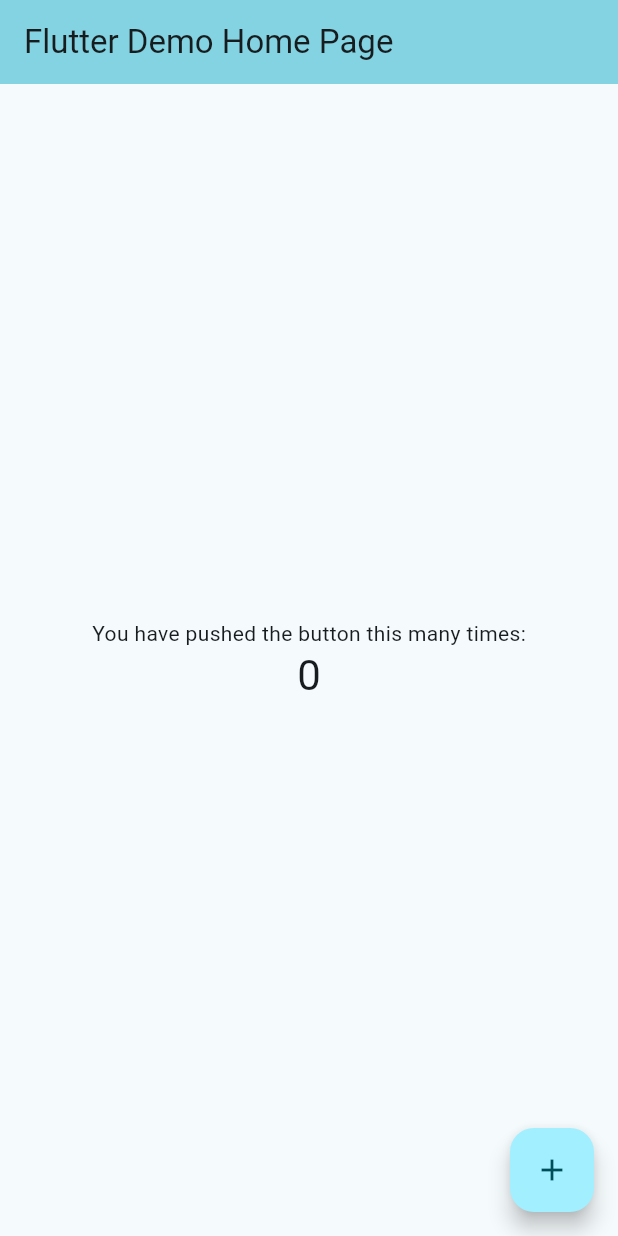
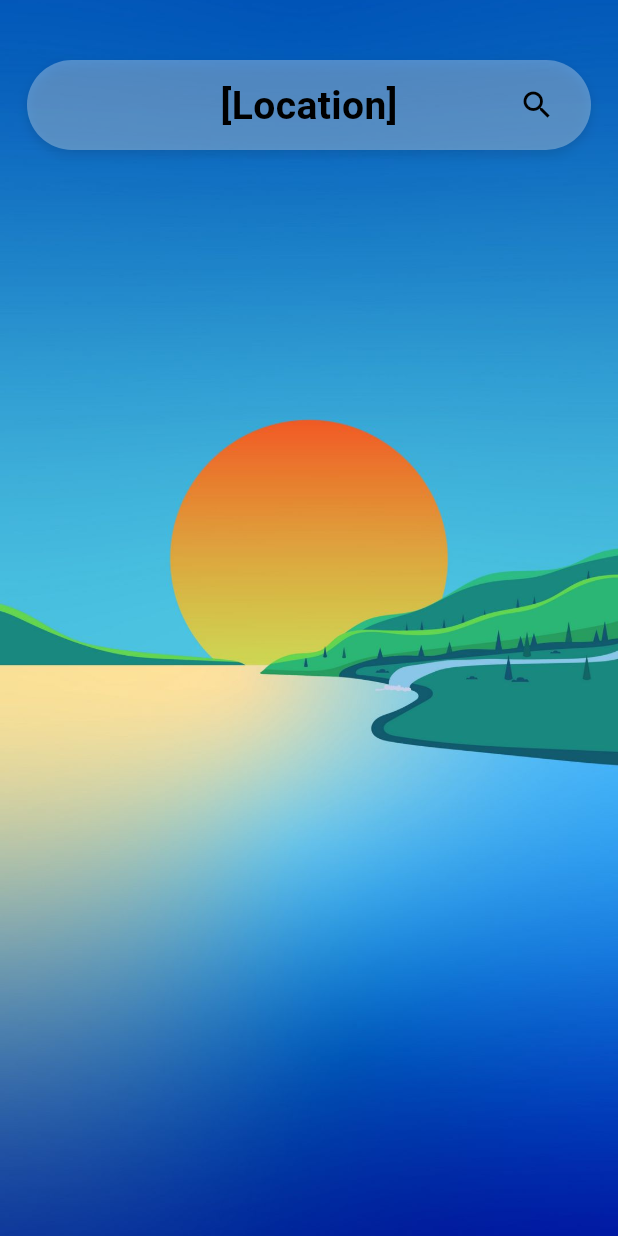
Before and after one commit to DakPro/beach_weather_app, a Flutter app: the screen it shows after launch, on a phone screen of 412 x 824 dp. Run offline on Flutter 3.47's test engine with Material 3 defaults, Android fonts, the phone set to English and light mode, and no system bars.

Commit message:
Adding background image, adding top bar and when clicking on it, it navigates to the location_search_page

```diff
--- /dev/null
+++ b/lib/location_search_page.dart
@@ -0,0 +1,35 @@
+import 'package:flutter/material.dart';
+
+class LocationSearchPage extends StatelessWidget {
+  const LocationSearchPage({super.key});
+  @override
+  Widget build(BuildContext context) {
+    return Scaffold(
+      appBar: AppBar(
+        title: Text('Search Location'),
+        backgroundColor: Colors.cyan,
+      ),
+      body: Padding(
+        padding: const EdgeInsets.all(16.0),
+        child: Column(
+          children: [
+            TextField(
+              decoration: InputDecoration(
+                hintText: 'Enter a location',
+                border: OutlineInputBorder(
+                  borderRadius: BorderRadius.circular(12),
+                ),
+                prefixIcon: Icon(Icons.search),
+              ),
+              onChanged: (value) {
+                // TODO: Implement search logic
+              },
+            ),
+            SizedBox(height: 20),
+            // TODO: Add search results or suggestions
+          ],
+        ),
+      ),
+    );
+  }
+}
--- a/lib/main.dart
+++ b/lib/main.dart
@@ -1,4 +1,5 @@
 import 'package:flutter/material.dart';
+import 'location_search_page.dart';
 
 void main() {
   runApp(const MyApp());
@@ -10,61 +11,84 @@ class MyApp extends StatelessWidget {
   Widget build(BuildContext context) {
     return MaterialApp(
       debugShowCheckedModeBanner: false,
-      title: 'Flutter Demo',
+      title: 'Beach weather app',
       theme: ThemeData(
         colorScheme: ColorScheme.fromSeed(seedColor: Colors.cyan),
       ),
-      home: const MyHomePage(title: 'Flutter Demo Home Page'),
+      home: HomePage(),
     );
   }
 }
 
-class MyHomePage extends StatefulWidget {
-  const MyHomePage({super.key, required this.title});
-
-  // Should always be final
-  final String title;
-
-  @override
-  State<MyHomePage> createState() => _MyHomePageState();
-}
-
-class _MyHomePageState extends State<MyHomePage> {
-  int _counter = 0;
-
-  void _incrementCounter() {
-    setState(() {
-      _counter++;
-    });
-  }
-
+class HomePage extends StatelessWidget {
+  const HomePage({super.key});
   @override
   Widget build(BuildContext context) {
     return Scaffold(
-      appBar: AppBar(
-        backgroundColor: Theme.of(context).colorScheme.inversePrimary,
-        title: Text(widget.title),
-      ),
-      body: Center(
-        child: Column(
-          // TRY THIS: Invoke "debug painting" (choose the "Toggle Debug Paint"
-          // action in the IDE, or press "p" in the console), to see the
-          // wireframe for each widget.
-          mainAxisAlignment: MainAxisAlignment.center,
-          children: <Widget>[
-            const Text('You have pushed the button this many times:'),
-            Text(
-              '$_counter',
-              style: Theme.of(context).textTheme.headlineMedium,
+      body: Container(
+        decoration: BoxDecoration(
+          image: DecorationImage(
+            image: AssetImage('assets/background-image.jpg'),
+            fit: BoxFit.cover,
+          ),
+        ),
+        child: Stack(
+          children: [
+            Align(
+              alignment: Alignment.topCenter,
+              child: Padding(
+                padding: const EdgeInsets.only(top: 40.0),
+                child: GestureDetector(
+                  onTap: () {
+                    Navigator.push(
+                      context,
+                      MaterialPageRoute(
+                        builder: (context) => LocationSearchPage(),
+                      ),
+                    );
+                  },
+                  child: Container(
+                    margin: EdgeInsets.symmetric(horizontal: 18),
+                    padding: EdgeInsets.symmetric(horizontal: 24, vertical: 12),
+                    decoration: BoxDecoration(
+                      color: Colors.white.withOpacity(0.3),
+                      borderRadius: BorderRadius.circular(30),
+                      boxShadow: [
+                        BoxShadow(
+                          color: Colors.black12,
+                          blurRadius: 6,
+                          offset: Offset(0, 3),
+                        ),
+                      ],
+                    ),
+                    height: 60,
+                    child: Stack(
+                      alignment: Alignment.center,
+                      children: [
+                        Align(
+                          alignment: Alignment.center,
+                          child: Text(
+                            '[Location]',
+                            style: TextStyle(
+                              color: Colors.black,
+                              fontSize: 26,
+                              fontWeight: FontWeight.bold,
+                            ),
+                          ),
+                        ),
+                        Align(
+                          alignment: Alignment.centerRight,
+                          child: Icon(Icons.search, color: Colors.black),
+                        ),
+                      ],
+                    ),
+                  ),
+                ),
+              ),
             ),
           ],
         ),
-      ),
-      floatingActionButton: FloatingActionButton(
-        onPressed: _incrementCounter,
-        tooltip: 'Increment',
-        child: const Icon(Icons.add),
-      ),
+      )
     );
   }
 }
--- a/pubspec.yaml
+++ b/pubspec.yaml
@@ -87,3 +87,6 @@ flutter:
   #
   # For details regarding fonts from package dependencies,
   # see https://flutter.dev/to/font-from-package
+
+  assets:
+    - assets/
```
Also changed, not shown: assets/background-image.jpg (added).
